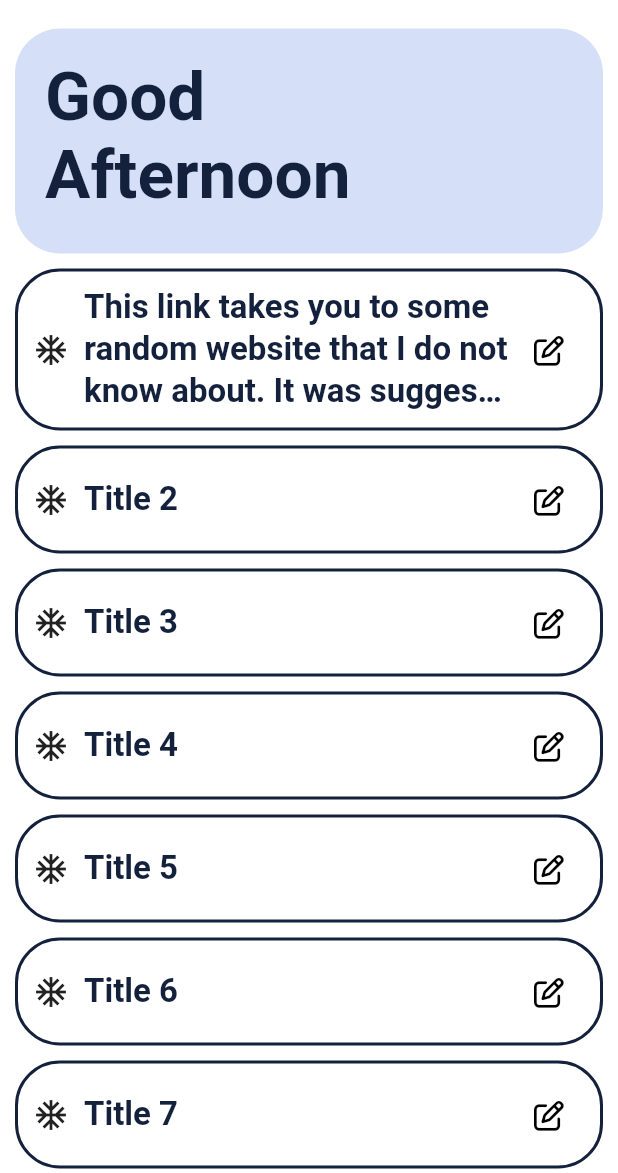
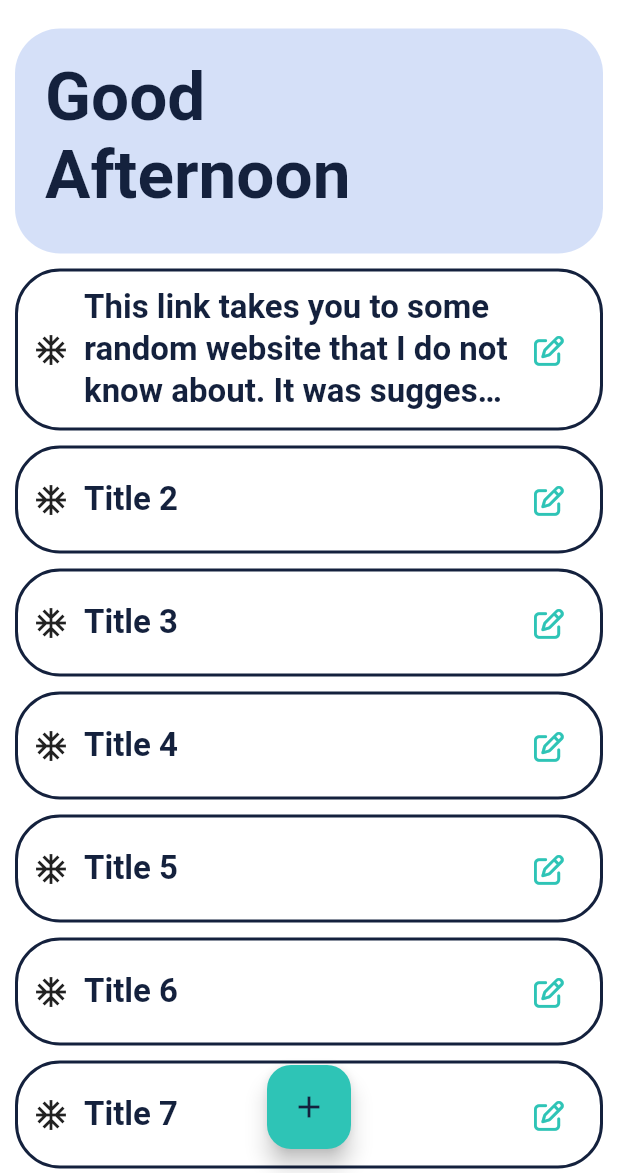
Before and after one commit to G-Paul/laterapp_v2, a Flutter app: the screen it shows after launch, on a phone screen of 412 x 824 dp, the part 63-1236 px from its top. Run offline on Flutter 3.47's test engine with Material 2 defaults, Android fonts, the phone set to English and light mode, and no system bars; our stand-ins replace font_awesome_flutter, google_fonts; Roboto replaces fonts that are missing (Play).

Commit message:
Latest commit

```diff
--- a/lib/appTheme.dart
+++ b/lib/appTheme.dart
@@ -10,7 +10,7 @@ class LightThemes {
       secondary: Color(0xFFFFFFFF),
       onSecondary: Color(0xA42A6EFF),
       background: Color(0xFFFFFFFF),
-      tertiary: Color.fromARGB(255, 0, 68, 213),
+      tertiary: Color(0xff2ec4b6),
     ),
     textTheme: TextTheme(
       displayLarge: GoogleFonts.play(
@@ -85,7 +85,7 @@ class DarkThemes {
       onSecondary: Color(0xA42A6EFF),
       primary: Color(0xFFFFFFFF),
       background: Color(0xFF14213d),
-      tertiary: Color.fromARGB(255, 0, 68, 213),
+      tertiary: Color(0xff2ec4b6),
     ),
     textTheme: TextTheme(
       displayLarge: GoogleFonts.play(
--- a/lib/main.dart
+++ b/lib/main.dart
@@ -45,6 +45,7 @@ class _MyHomePageState extends State<MyHomePage> {
               color: Theme.of(context).colorScheme.secondary,
             ),
             child: Scrollbar(
+
               child: SingleChildScrollView(
                 child: Column(
                   mainAxisAlignment: MainAxisAlignment.start,
@@ -156,6 +157,14 @@ class _MyHomePageState extends State<MyHomePage> {
         },
       ),
       backgroundColor: Theme.of(context).colorScheme.background,
+      floatingActionButton: FloatingActionButton(
+
+        onPressed: () {},
+        child: const Icon(Icons.add),
+        backgroundColor: Theme.of(context).colorScheme.tertiary,
+        foregroundColor: Theme.of(context).colorScheme.primary,
+      ),
+      floatingActionButtonLocation: FloatingActionButtonLocation.centerFloat,
     );
   }
 }
--- a/lib/widgets/customListTile.dart
+++ b/lib/widgets/customListTile.dart
@@ -87,6 +87,7 @@ class _CustomListTileState extends State<CustomListTile> {
             onPressed: () => widget.ontap(widget.index),
             icon: FaIcon(
               FontAwesomeIcons.penToSquare,
+              color: Theme.of(context).colorScheme.tertiary,
               size: 20,
             ),
           ),
```
